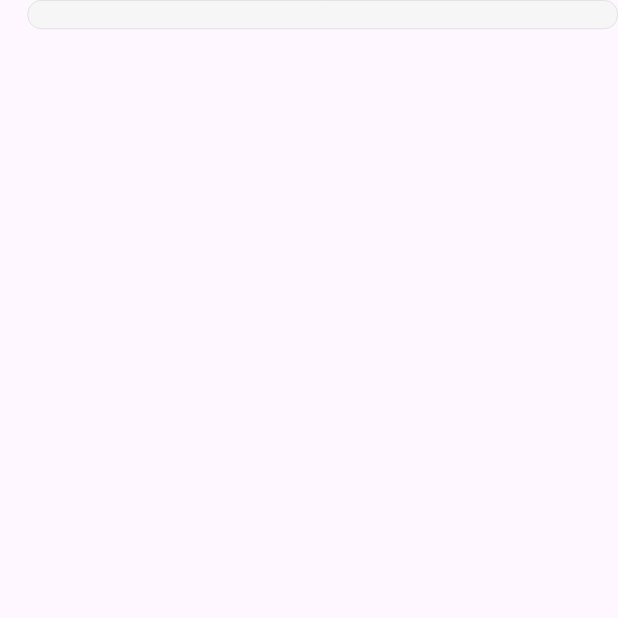
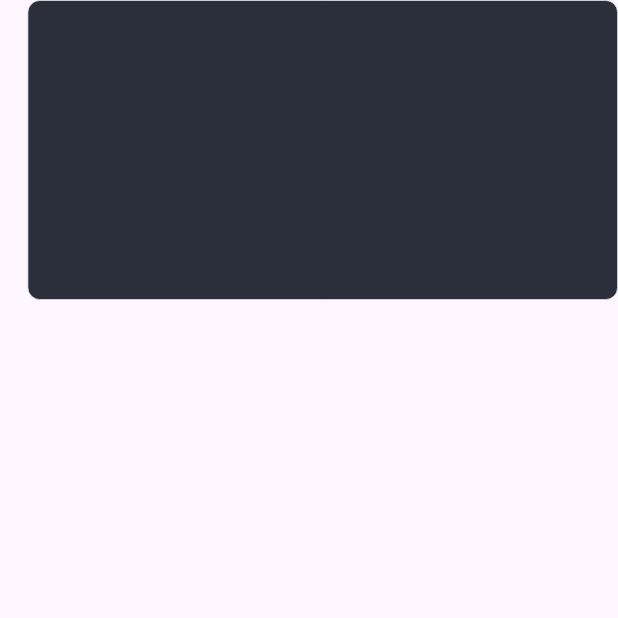
Before and after one commit to TheAbror/rating_app, a Flutter app: the screen it shows after launch, on a phone screen of 412 x 824 dp, the top half of it. Run offline on Flutter 3.47's test engine with Material 3 defaults, Android fonts, the phone set to English and light mode, and no system bars; our stand-ins replace bot_toast, chopper, equatable, flutter_bloc, flutter_screenutil, flutter_svg and 1 more; missing offline and left inert: flutter_dialogs.

```diff
--- a/lib/home_page.dart
+++ /dev/null
@@ -1,27 +0,0 @@
-import 'package:flutter/material.dart';
-import 'package:flutter_screenutil/flutter_screenutil.dart';
-import 'package:rating_app/core/colors/app_colors.dart';
-
-class HomePage extends StatelessWidget {
-  const HomePage({super.key});
-
-  @override
-  Widget build(BuildContext context) {
-    return Scaffold(
-      body: ListView(children: [
-        Container(
-          margin: EdgeInsets.only(left: 16.w),
-          padding: EdgeInsets.all(8.w),
-          decoration: BoxDecoration(
-            color: AppColors.background,
-            borderRadius: BorderRadius.circular(8.r),
-            border: Border.all(
-              color: AppColors.outline,
-              width: 0.5.w,
-            ),
-          ),
-        ),
-      ]),
-    );
-  }
-}
--- a/lib/main.dart
+++ b/lib/main.dart
@@ -1,5 +1,6 @@
 import 'package:flutter/material.dart';
-import 'package:rating_app/home_page.dart';
+import 'package:flutter_screenutil/flutter_screenutil.dart';
+import 'package:rating_app/ui/home_page.dart';
 
 void main() {
   runApp(const MyApp());
@@ -10,6 +11,11 @@ class MyApp extends StatelessWidget {
 
   @override
   Widget build(BuildContext context) {
+    return ScreenUtilInit(
+      designSize: const Size(360, 800),
+      minTextAdapt: true,
+      splitScreenMode: true,
+      builder: (context, child) {
         return MaterialApp(
           title: 'Flutter Demo',
           theme: ThemeData(
@@ -18,5 +24,7 @@ class MyApp extends StatelessWidget {
           ),
           home: const HomePage(),
         );
+      },
+    );
   }
 }
--- /dev/null
+++ b/lib/ui/home_page.dart
@@ -0,0 +1,32 @@
+import 'package:flutter/material.dart';
+import 'package:flutter_screenutil/flutter_screenutil.dart';
+import 'package:rating_app/core/colors/app_colors.dart';
+
+class HomePage extends StatelessWidget {
+  const HomePage({super.key});
+
+  @override
+  Widget build(BuildContext context) {
+    return Scaffold(
+      body: SafeArea(
+        child: ListView(
+          children: [
+            Container(
+              height: 200,
+              margin: EdgeInsets.only(left: 16.w),
+              padding: EdgeInsets.all(8.w),
+              decoration: BoxDecoration(
+                color: AppColors.textMain,
+                borderRadius: BorderRadius.circular(8.r),
+                border: Border.all(
+                  color: AppColors.outline,
+                  width: 0.5.w,
+                ),
+              ),
+            ),
+          ],
+        ),
+      ),
+    );
+  }
+}
```
Lines whose indentation alone changed are shown as unchanged.
